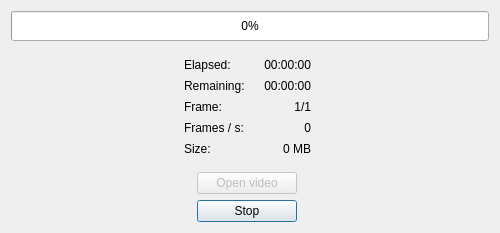
Qt form src/EncodeWindow.ui (mikoro/orientview) before a commit.
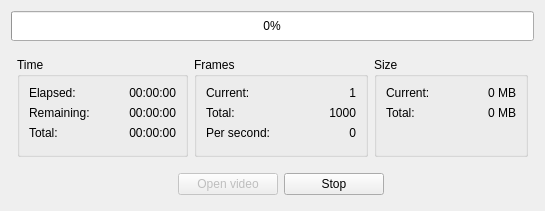
The same form after that commit. Icons and pictures are not drawn.

```diff
--- a/src/EncodeWindow.ui
+++ b/src/EncodeWindow.ui
@@ -6,20 +6,20 @@
    <rect>
     <x>0</x>
     <y>0</y>
-    <width>500</width>
-    <height>233</height>
+    <width>511</width>
+    <height>211</height>
    </rect>
   </property>
   <property name="minimumSize">
    <size>
     <width>0</width>
-    <height>233</height>
+    <height>211</height>
    </size>
   </property>
   <property name="maximumSize">
    <size>
     <width>99999</width>
-    <height>233</height>
+    <height>211</height>
    </size>
   </property>
   <property name="windowTitle">
@@ -29,50 +29,367 @@
    <iconset resource="OrientView.qrc">
     <normaloff>:/icons/misc/icons/orientview.ico</normaloff>:/icons/misc/icons/orientview.ico</iconset>
   </property>
-  <layout class="QGridLayout" name="gridLayout">
-   <item row="7" column="1">
-    <widget class="QLabel" name="label_4">
-     <property name="minimumSize">
-      <size>
-       <width>60</width>
-       <height>0</height>
-      </size>
-     </property>
-     <property name="maximumSize">
-      <size>
-       <width>16777215</width>
-       <height>16777215</height>
-      </size>
-     </property>
-     <property name="text">
-      <string>Size:</string>
-     </property>
-    </widget>
-   </item>
+  <layout class="QGridLayout" name="gridLayout_4">
    <item row="3" column="1">
-    <widget class="QLabel" name="label">
-     <property name="minimumSize">
-      <size>
-       <width>60</width>
-       <height>0</height>
-      </size>
+    <widget class="QGroupBox" name="groupBox">
+     <property name="title">
+      <string>Time</string>
      </property>
-     <property name="maximumSize">
-      <size>
-       <width>16777215</width>
-       <height>16777215</height>
-      </size>
+     <layout class="QGridLayout" name="gridLayout">
+      <item row="2" column="0">
+       <widget class="QLabel" name="label_7">
+        <property name="minimumSize">
+         <size>
+          <width>0</width>
+          <height>0</height>
+         </size>
+        </property>
+        <property name="maximumSize">
+         <size>
+          <width>16777215</width>
+          <height>16777215</height>
+         </size>
+        </property>
+        <property name="text">
+         <string>Total:</string>
+        </property>
+       </widget>
+      </item>
+      <item row="2" column="1">
+       <widget class="QLabel" name="labelTotalTime">
+        <property name="minimumSize">
+         <size>
+          <width>80</width>
+          <height>0</height>
+         </size>
+        </property>
+        <property name="text">
+         <string>00:00:00</string>
+        </property>
+        <property name="alignment">
+         <set>Qt::AlignRight|Qt::AlignTrailing|Qt::AlignVCenter</set>
+        </property>
+       </widget>
+      </item>
+      <item row="1" column="1">
+       <widget class="QLabel" name="labelRemainingTime">
+        <property name="minimumSize">
+         <size>
+          <width>80</width>
+          <height>0</height>
+         </size>
+        </property>
+        <property name="text">
+         <string>00:00:00</string>
+        </property>
+        <property name="alignment">
+         <set>Qt::AlignRight|Qt::AlignTrailing|Qt::AlignVCenter</set>
+        </property>
+       </widget>
+      </item>
+      <item row="0" column="1">
+       <widget class="QLabel" name="labelElapsedTime">
+        <property name="minimumSize">
+         <size>
+          <width>80</width>
+          <height>0</height>
+         </size>
+        </property>
+        <property name="text">
+         <string>00:00:00</string>
+        </property>
+        <property name="alignment">
+         <set>Qt::AlignRight|Qt::AlignTrailing|Qt::AlignVCenter</set>
+        </property>
+       </widget>
+      </item>
+      <item row="1" column="0">
+       <widget class="QLabel" name="label_2">
+        <property name="minimumSize">
+         <size>
+          <width>0</width>
+          <height>0</height>
+         </size>
+        </property>
+        <property name="maximumSize">
+         <size>
+          <width>16777215</width>
+          <height>16777215</height>
+         </size>
+        </property>
+        <property name="text">
+         <string>Remaining:</string>
+        </property>
+       </widget>
+      </item>
+      <item row="0" column="0">
+       <widget class="QLabel" name="label">
+        <property name="minimumSize">
+         <size>
+          <width>0</width>
+          <height>0</height>
+         </size>
+        </property>
+        <property name="maximumSize">
+         <size>
+          <width>16777215</width>
+          <height>16777215</height>
+         </size>
+        </property>
+        <property name="text">
+         <string>Elapsed:</string>
+        </property>
+       </widget>
+      </item>
+      <item row="3" column="1">
+       <spacer name="verticalSpacer_2">
+        <property name="orientation">
+         <enum>Qt::Vertical</enum>
+        </property>
+        <property name="sizeHint" stdset="0">
+         <size>
+          <width>20</width>
+          <height>40</height>
+         </size>
+        </property>
+       </spacer>
+      </item>
+     </layout>
+    </widget>
+   </item>
+   <item row="3" column="4">
+    <widget class="QGroupBox" name="groupBox_3">
+     <property name="title">
+      <string>Size</string>
      </property>
-     <property name="text">
-      <string>Elapsed:</string>
+     <layout class="QGridLayout" name="gridLayout_3">
+      <item row="0" column="0">
+       <widget class="QLabel" name="label_4">
+        <property name="minimumSize">
+         <size>
+          <width>0</width>
+          <height>0</height>
+         </size>
+        </property>
+        <property name="maximumSize">
+         <size>
+          <width>16777215</width>
+          <height>16777215</height>
+         </size>
+        </property>
+        <property name="text">
+         <string>Current:</string>
+        </property>
+       </widget>
+      </item>
+      <item row="1" column="0">
+       <widget class="QLabel" name="label_6">
+        <property name="minimumSize">
+         <size>
+          <width>0</width>
+          <height>0</height>
+         </size>
+        </property>
+        <property name="maximumSize">
+         <size>
+          <width>16777215</width>
+          <height>16777215</height>
+         </size>
+        </property>
+        <property name="text">
+         <string>Total:</string>
+        </property>
+       </widget>
+      </item>
+      <item row="0" column="1">
+       <widget class="QLabel" name="labelCurrentSize">
+        <property name="minimumSize">
+         <size>
+          <width>80</width>
+          <height>0</height>
+         </size>
+        </property>
+        <property name="text">
+         <string>0 MB</string>
+        </property>
+        <property name="alignment">
+         <set>Qt::AlignRight|Qt::AlignTrailing|Qt::AlignVCenter</set>
+        </property>
+       </widget>
+      </item>
+      <item row="1" column="1">
+       <widget class="QLabel" name="labelTotalSize">
+        <property name="minimumSize">
+         <size>
+          <width>80</width>
+          <height>0</height>
+         </size>
+        </property>
+        <property name="text">
+         <string>0 MB</string>
+        </property>
+        <property name="alignment">
+         <set>Qt::AlignRight|Qt::AlignTrailing|Qt::AlignVCenter</set>
+        </property>
+       </widget>
+      </item>
+      <item row="2" column="1">
+       <spacer name="verticalSpacer_4">
+        <property name="orientation">
+         <enum>Qt::Vertical</enum>
+        </property>
+        <property name="sizeHint" stdset="0">
+         <size>
+          <width>20</width>
+          <height>40</height>
+         </size>
+        </property>
+       </spacer>
+      </item>
+     </layout>
+    </widget>
+   </item>
+   <item row="3" column="2" colspan="2">
+    <widget class="QGroupBox" name="groupBox_2">
+     <property name="title">
+      <string>Frames</string>
      </property>
+     <layout class="QGridLayout" name="gridLayout_2">
+      <item row="3" column="1">
+       <spacer name="verticalSpacer_3">
+        <property name="orientation">
+         <enum>Qt::Vertical</enum>
+        </property>
+        <property name="sizeHint" stdset="0">
+         <size>
+          <width>20</width>
+          <height>40</height>
+         </size>
+        </property>
+       </spacer>
+      </item>
+      <item row="0" column="0">
+       <widget class="QLabel" name="label_3">
+        <property name="minimumSize">
+         <size>
+          <width>0</width>
+          <height>0</height>
+         </size>
+        </property>
+        <property name="maximumSize">
+         <size>
+          <width>16777215</width>
+          <height>16777215</height>
+         </size>
+        </property>
+        <property name="text">
+         <string>Current:</string>
+        </property>
+       </widget>
+      </item>
+      <item row="0" column="1">
+       <widget class="QLabel" name="labelCurrentFrame">
+        <property name="minimumSize">
+         <size>
+          <width>80</width>
+          <height>0</height>
+         </size>
+        </property>
+        <property name="text">
+         <string>1</string>
+        </property>
+        <property name="alignment">
+         <set>Qt::AlignRight|Qt::AlignTrailing|Qt::AlignVCenter</set>
+        </property>
+       </widget>
+      </item>
+      <item row="2" column="0">
+       <widget class="QLabel" name="label_5">
+        <property name="minimumSize">
+         <size>
+          <width>0</width>
+          <height>0</height>
+         </size>
+        </property>
+        <property name="maximumSize">
+         <size>
+          <width>16777215</width>
+          <height>16777215</height>
+         </size>
+        </property>
+        <property name="text">
+         <string>Per second:</string>
+        </property>
+       </widget>
+      </item>
+      <item row="2" column="1">
+       <widget class="QLabel" name="labelFramesPerSecond">
+        <property name="minimumSize">
+         <size>
+          <width>80</width>
+          <height>0</height>
+         </size>
+        </property>
+        <property name="text">
+         <string>0</string>
+        </property>
+        <property name="alignment">
+         <set>Qt::AlignRight|Qt::AlignTrailing|Qt::AlignVCenter</set>
+        </property>
+       </widget>
+      </item>
+      <item row="1" column="0">
+       <widget class="QLabel" name="label_8">
+        <property name="minimumSize">
+         <size>
+          <width>0</width>
+          <height>0</height>
+         </size>
+        </property>
+        <property name="maximumSize">
+         <size>
+          <width>16777215</width>
+          <height>16777215</height>
+         </size>
+        </property>
+        <property name="text">
+         <string>Total:</string>
+        </property>
+       </widget>
+      </item>
+      <item row="1" column="1">
+       <widget class="QLabel" name="labelTotalFrames">
+        <property name="minimumSize">
+         <size>
+          <width>80</width>
+          <height>0</height>
+         </size>
+        </property>
+        <property name="text">
+         <string>1000</string>
+        </property>
+        <property name="alignment">
+         <set>Qt::AlignRight|Qt::AlignTrailing|Qt::AlignVCenter</set>
+        </property>
+       </widget>
+      </item>
+     </layout>
     </widget>
    </item>
-   <item row="5" column="1">
-    <widget class="QLabel" name="label_3">
+   <item row="5" column="1" colspan="2" alignment="Qt::AlignRight">
+    <widget class="QPushButton" name="pushButtonOpenVideo">
+     <property name="enabled">
+      <bool>false</bool>
+     </property>
+     <property name="sizePolicy">
+      <sizepolicy hsizetype="Maximum" vsizetype="Fixed">
+       <horstretch>0</horstretch>
+       <verstretch>0</verstretch>
+      </sizepolicy>
+     </property>
      <property name="minimumSize">
       <size>
-       <width>60</width>
+       <width>100</width>
        <height>0</height>
       </size>
      </property>
@@ -83,12 +400,18 @@
       </size>
      </property>
      <property name="text">
-      <string>Frame:</string>
+      <string>Open video</string>
      </property>
     </widget>
    </item>
-   <item row="10" column="1" colspan="2" alignment="Qt::AlignHCenter">
+   <item row="5" column="3" colspan="2">
     <widget class="QPushButton" name="pushButtonStopClose">
+     <property name="sizePolicy">
+      <sizepolicy hsizetype="Maximum" vsizetype="Fixed">
+       <horstretch>0</horstretch>
+       <verstretch>0</verstretch>
+      </sizepolicy>
+     </property>
      <property name="minimumSize">
       <size>
        <width>100</width>
@@ -106,81 +429,7 @@
      </property>
     </widget>
    </item>
-   <item row="4" column="2">
-    <widget class="QLabel" name="labelRemaining">
-     <property name="minimumSize">
-      <size>
-       <width>60</width>
-       <height>0</height>
-      </size>
-     </property>
-     <property name="text">
-      <string>00:00:00</string>
-     </property>
-     <property name="alignment">
-      <set>Qt::AlignRight|Qt::AlignTrailing|Qt::AlignVCenter</set>
-     </property>
-    </widget>
-   </item>
-   <item row="8" column="1" colspan="2">
-    <spacer name="verticalSpacer_3">
-     <property name="orientation">
-      <enum>Qt::Vertical</enum>
-     </property>
-     <property name="sizeType">
-      <enum>QSizePolicy::Fixed</enum>
-     </property>
-     <property name="sizeHint" stdset="0">
-      <size>
-       <width>20</width>
-       <height>10</height>
-      </size>
-     </property>
-    </spacer>
-   </item>
-   <item row="7" column="2">
-    <widget class="QLabel" name="labelSize">
-     <property name="minimumSize">
-      <size>
-       <width>60</width>
-       <height>0</height>
-      </size>
-     </property>
-     <property name="text">
-      <string>0 MB</string>
-     </property>
-     <property name="alignment">
-      <set>Qt::AlignRight|Qt::AlignTrailing|Qt::AlignVCenter</set>
-     </property>
-    </widget>
-   </item>
-   <item row="3" column="0" rowspan="2">
-    <spacer name="horizontalSpacer">
-     <property name="orientation">
-      <enum>Qt::Horizontal</enum>
-     </property>
-     <property name="sizeHint" stdset="0">
-      <size>
-       <width>40</width>
-       <height>20</height>
-      </size>
-     </property>
-    </spacer>
-   </item>
-   <item row="3" column="4" rowspan="2">
-    <spacer name="horizontalSpacer_2">
-     <property name="orientation">
-      <enum>Qt::Horizontal</enum>
-     </property>
-     <property name="sizeHint" stdset="0">
-      <size>
-       <width>40</width>
-       <height>20</height>
-      </size>
-     </property>
-    </spacer>
-   </item>
-   <item row="0" column="0" colspan="5">
+   <item row="0" column="0" colspan="6">
     <widget class="QProgressBar" name="progressBarMain">
      <property name="minimumSize">
       <size>
@@ -199,129 +448,76 @@
      </property>
     </widget>
    </item>
-   <item row="1" column="1" colspan="2">
-    <spacer name="verticalSpacer">
+   <item row="3" column="0">
+    <spacer name="horizontalSpacer">
      <property name="orientation">
-      <enum>Qt::Vertical</enum>
-     </property>
-     <property name="sizeType">
-      <enum>QSizePolicy::Fixed</enum>
+      <enum>Qt::Horizontal</enum>
      </property>
      <property name="sizeHint" stdset="0">
       <size>
-       <width>20</width>
-       <height>10</height>
+       <width>40</width>
+       <height>20</height>
       </size>
      </property>
     </spacer>
    </item>
-   <item row="3" column="2">
-    <widget class="QLabel" name="labelElapsed">
-     <property name="minimumSize">
-      <size>
-       <width>60</width>
-       <height>0</height>
-      </size>
-     </property>
-     <property name="text">
-      <string>00:00:00</string>
-     </property>
-     <property name="alignment">
-      <set>Qt::AlignRight|Qt::AlignTrailing|Qt::AlignVCenter</set>
-     </property>
-    </widget>
-   </item>
-   <item row="9" column="1" colspan="2" alignment="Qt::AlignHCenter">
-    <widget class="QPushButton" name="pushButtonOpenVideo">
-     <property name="enabled">
-      <bool>false</bool>
-     </property>
-     <property name="minimumSize">
-      <size>
-       <width>100</width>
-       <height>0</height>
-      </size>
-     </property>
-     <property name="maximumSize">
-      <size>
-       <width>16777215</width>
-       <height>16777215</height>
-      </size>
-     </property>
-     <property name="text">
-      <string>Open video</string>
-     </property>
-    </widget>
-   </item>
-   <item row="5" column="2">
-    <widget class="QLabel" name="labelFrame">
-     <property name="minimumSize">
-      <size>
-       <width>60</width>
-       <height>0</height>
-      </size>
-     </property>
-     <property name="text">
-      <string>1/1</string>
-     </property>
-     <property name="alignment">
-      <set>Qt::AlignRight|Qt::AlignTrailing|Qt::AlignVCenter</set>
-     </property>
-    </widget>
-   </item>
-   <item row="4" column="1">
-    <widget class="QLabel" name="label_2">
-     <property name="minimumSize">
-      <size>
-       <width>60</width>
-       <height>0</height>
-      </size>
-     </property>
-     <property name="maximumSize">
-      <size>
-       <width>16777215</width>
-       <height>16777215</height>
-      </size>
-     </property>
-     <property name="text">
-      <string>Remaining:</string>
-     </property>
-    </widget>
-   </item>
    <item row="6" column="1">
-    <widget class="QLabel" name="label_5">
-     <property name="minimumSize">
+    <spacer name="verticalSpacer">
+     <property name="orientation">
+      <enum>Qt::Vertical</enum>
+     </property>
+     <property name="sizeHint" stdset="0">
       <size>
-       <width>60</width>
-       <height>0</height>
+       <width>20</width>
+       <height>40</height>
       </size>
      </property>
-     <property name="maximumSize">
+    </spacer>
+   </item>
+   <item row="3" column="5">
+    <spacer name="horizontalSpacer_2">
+     <property name="orientation">
+      <enum>Qt::Horizontal</enum>
+     </property>
+     <property name="sizeHint" stdset="0">
       <size>
-       <width>16777215</width>
-       <height>16777215</height>
+       <width>40</width>
+       <height>20</height>
       </size>
      </property>
-     <property name="text">
-      <string>Frames / s:</string>
-     </property>
-    </widget>
+    </spacer>
    </item>
-   <item row="6" column="2">
-    <widget class="QLabel" name="labelFramesPerSecond">
-     <property name="minimumSize">
+   <item row="1" column="2">
+    <spacer name="verticalSpacer_6">
+     <property name="orientation">
+      <enum>Qt::Vertical</enum>
+     </property>
+     <property name="sizeType">
+      <enum>QSizePolicy::MinimumExpanding</enum>
+     </property>
+     <property name="sizeHint" stdset="0">
       <size>
-       <width>60</width>
-       <height>0</height>
+       <width>20</width>
+       <height>10</height>
       </size>
      </property>
-     <property name="text">
-      <string>0</string>
+    </spacer>
+   </item>
+   <item row="4" column="2">
+    <spacer name="verticalSpacer_5">
+     <property name="orientation">
+      <enum>Qt::Vertical</enum>
      </property>
-     <property name="alignment">
-      <set>Qt::AlignRight|Qt::AlignTrailing|Qt::AlignVCenter</set>
+     <property name="sizeType">
+      <enum>QSizePolicy::MinimumExpanding</enum>
      </property>
-    </widget>
+     <property name="sizeHint" stdset="0">
+      <size>
+       <width>20</width>
+       <height>10</height>
+      </size>
+     </property>
+    </spacer>
    </item>
   </layout>
  </widget>
```
